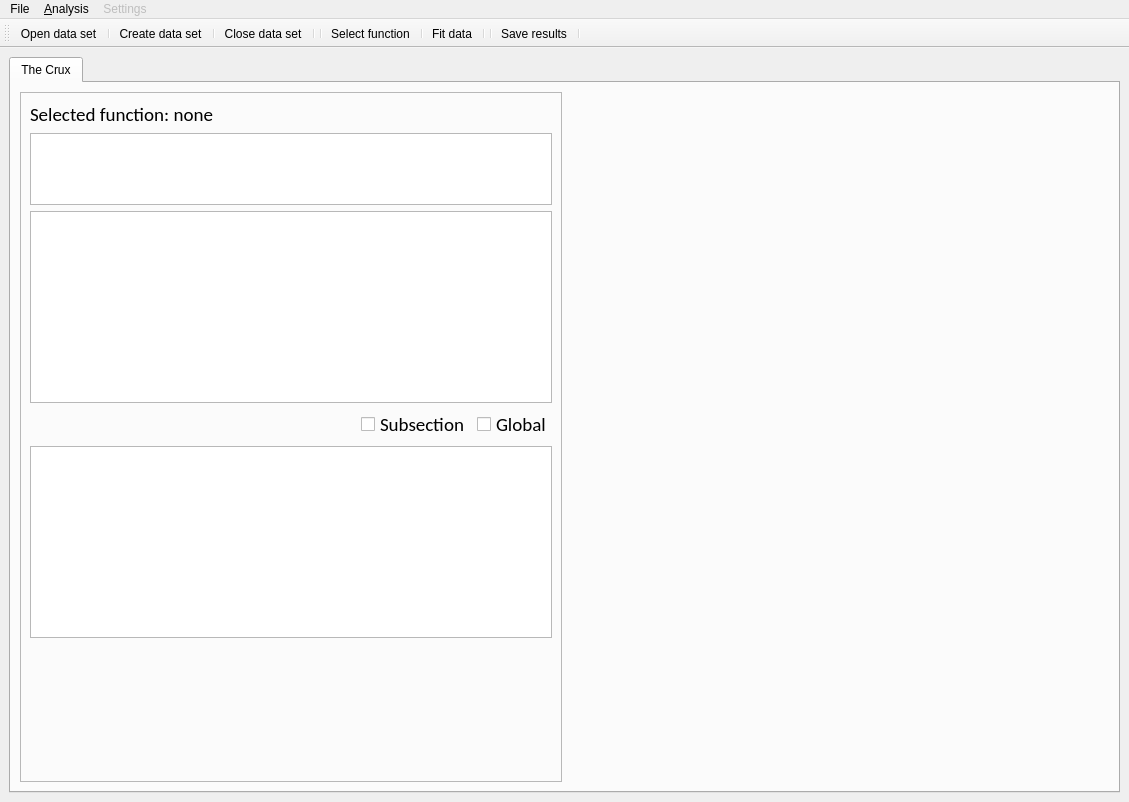
Qt form Resources/UI/blits.ui (ubenu/Blits) before a commit.
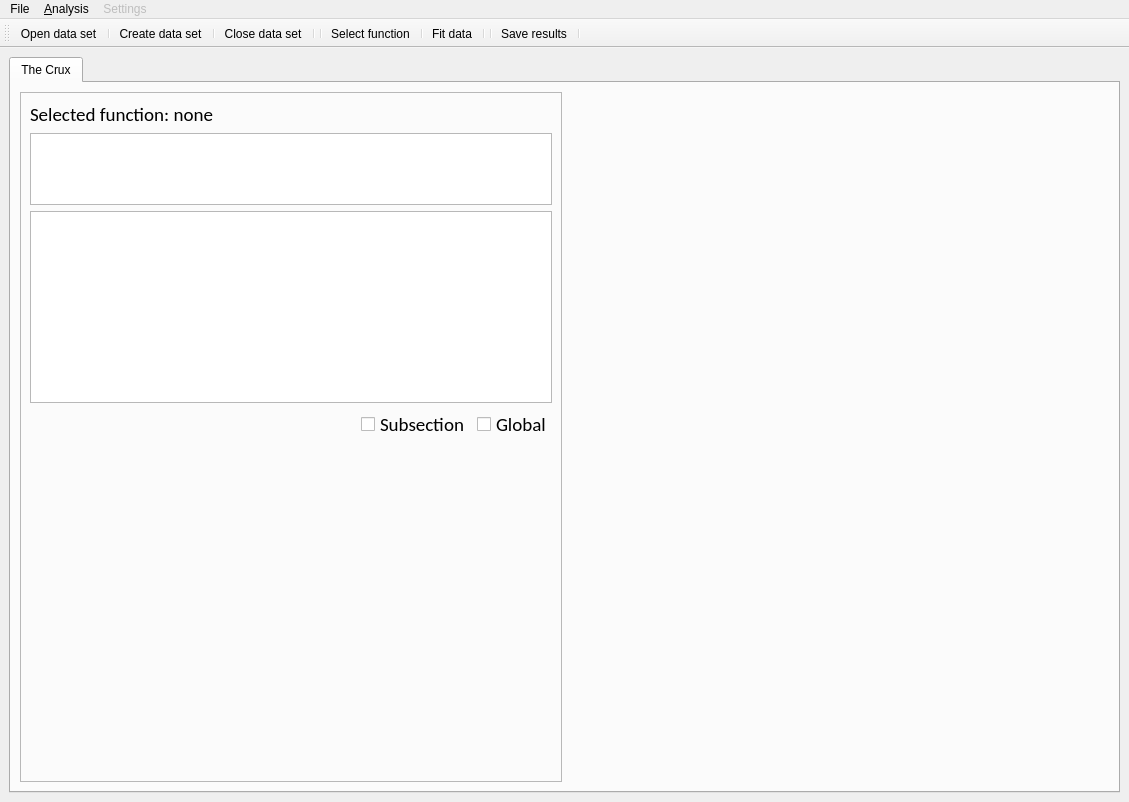
The same form after that commit. Icons and pictures are not drawn.

Commit message:
Working on linkage dialog
should return linked parameter array

```diff
--- a/Resources/UI/blits.ui
+++ b/Resources/UI/blits.ui
@@ -150,9 +150,6 @@
              </item>
             </layout>
            </item>
-           <item>
-            <widget class="QTableWidget" name="tbl_linkages"/>
-           </item>
            <item>
             <spacer name="verticalSpacer">
              <property name="orientation">
```
Left out of the diff: 2 changed lines with no effect on the pictures. The commit also changes 11 other files.
